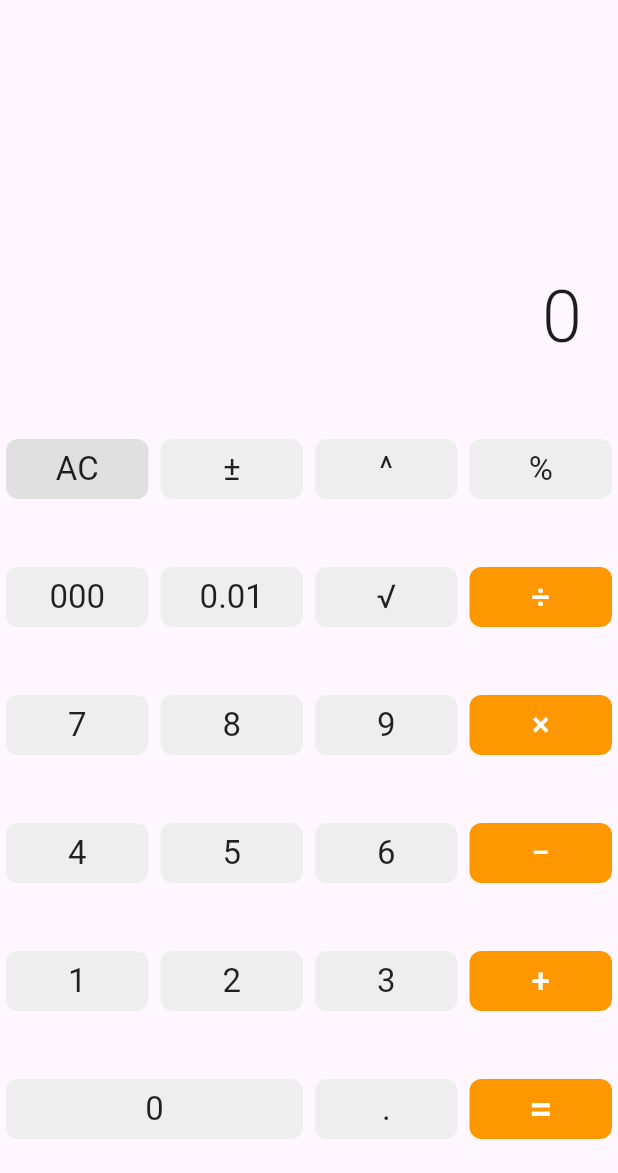
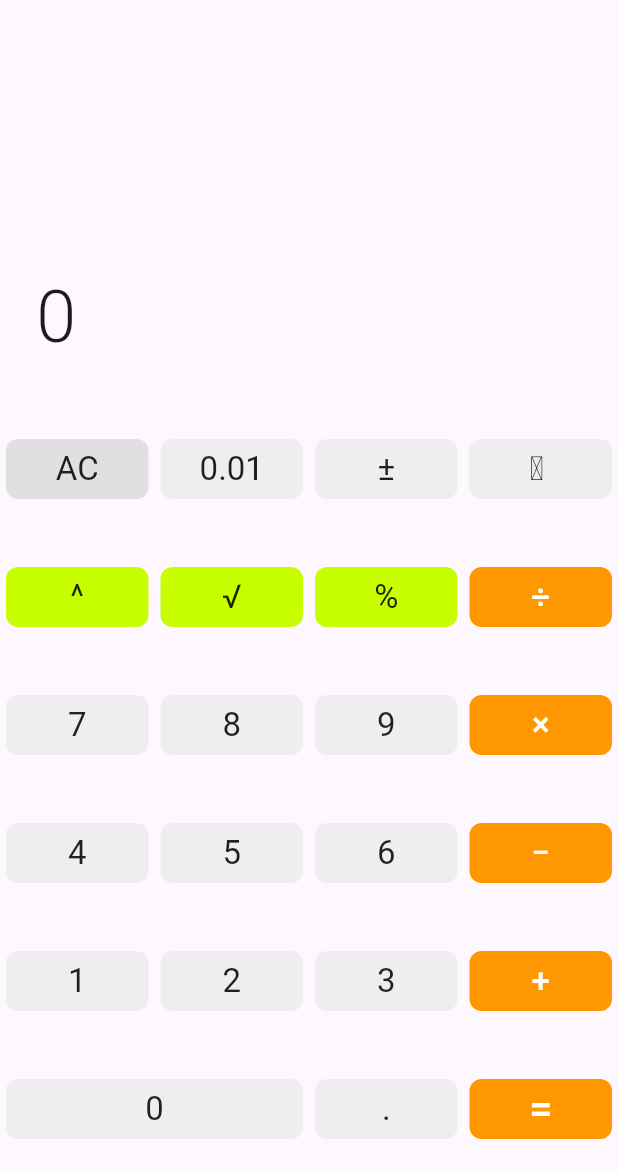
Before and after one commit to pLAyME0037/flutter_calculator_app, a Flutter app: the screen it shows after launch, on a phone screen of 412 x 824 dp, the part 63-1236 px from its top. Run offline on Flutter 3.47's test engine with Material 3 defaults, Android fonts, the phone set to English and light mode, and no system bars.

Commit message:
update on ui

```diff
--- a/lib/calculator/calculator_screen.dart
+++ b/lib/calculator/calculator_screen.dart
@@ -42,16 +42,33 @@ class _CalculatorScreenState extends State<CalculatorScreen> {
     return Container(
       alignment: Alignment.bottomRight,
       padding: const EdgeInsets.all(24),
-      child: Text(_model.display,
-                  style: const TextStyle(fontSize: 48, fontWeight: FontWeight.w300),
-                  maxLines: 2,));
+      child: Column(
+        mainAxisAlignment: MainAxisAlignment.end,
+        crossAxisAlignment: CrossAxisAlignment.stretch,
+        children: [
+          Text(
+            _model.expression,
+            textAlign: TextAlign.right,
+            style: const TextStyle(fontSize: 20, color: Colors.grey),
+            maxLines: 1,
+            overflow: TextOverflow.ellipsis,
+          ),
+          const SizedBox(height: 8),
+          Text(
+            _model.display,
+            style: const TextStyle(fontSize: 48, fontWeight: FontWeight.w300),
+            maxLines: 2,
+          )
+        ]
+      )
+    );
   }
 
   Widget _buildButtons() {
     return Column(
       children: [
-        _buildRow([_model.clearLabel, '±', '^', '%']),
-        _buildRow(['000', '0.01', '√', '÷']),
+        _buildRow([_model.clearLabel, '0.01', '±', ' ']),
+        _buildRow(['^', '√', '%', '÷']),
         _buildRow(['7', '8', '9', '×']),
         _buildRow(['4', '5', '6', '−']),
         _buildRow(['1', '2', '3', '+']),
@@ -96,6 +113,7 @@ class _CalculatorScreenState extends State<CalculatorScreen> {
 
   Widget _buttonWidget(String label) {
     final bool isOperator = ['+', '−', '×', '÷', '='].contains(label);
+    final bool isSpecialOp = ['^', '√', '%'].contains(label);
     final bool isClear = label == 'AC' || label == 'C';
     final bool isEquals = label == '=';
 
@@ -104,6 +122,9 @@ class _CalculatorScreenState extends State<CalculatorScreen> {
     if (isOperator || isEquals) {
       bgColor = Colors.orange;
       fgColor = Colors.white;
+    } else if (isSpecialOp) {
+      bgColor = Colors.yellowAccent.withRed(200);
+      fgColor = Colors.black87;
     } else if (isClear) {
       bgColor = Colors.grey.shade300;
       fgColor = Colors.black87;
@@ -133,6 +154,7 @@ class _CalculatorScreenState extends State<CalculatorScreen> {
     switch (label) {
     case 'AC': _model.clear();              break;
     case 'C' : _model.clearEntry();         break;
+    case ' ': _model.backspace();          break;
     case '±' : _model.negate();             break;
     case '=' : _model.evaluate();           break;
     case '√' : _model.sqrtOp();             break;
```
Also changed, not shown: lib/calculator/calculator_model.dart (+39 -14 lines), 2 other files.
